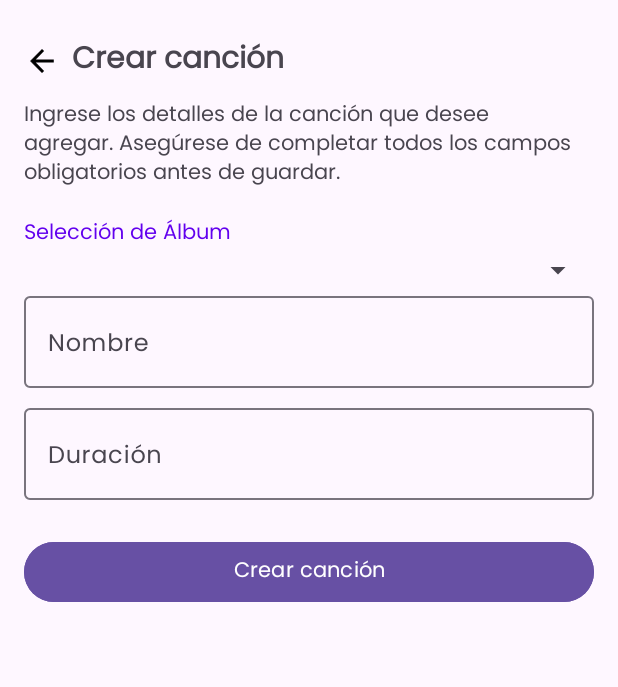
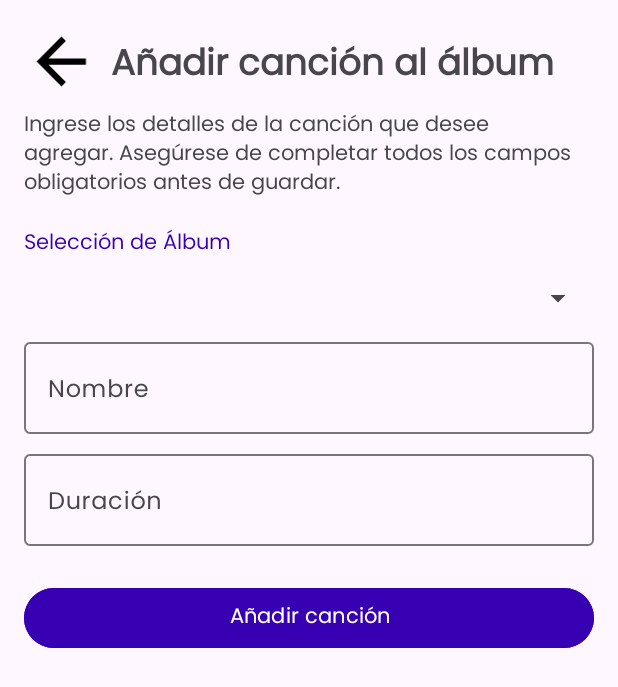
Before and after one commit to MISO-projects/VinilosApp, an Android app: the fragment CreateTrackFragment placed in its activity, on a phone screen of 412 x 824 dp. Shown: the top 687 px of the screen. Run offline under Robolectric (Android 15) with nearby library versions, the phone set to English and light mode, and no system bars; our stand-ins replace Room's generated code; libraries missing offline, so code that uses them is left out: com.jakewharton.retrofit2; pictures from the network do not load.

Commit message:
fix: add track refactored

```diff
--- a/app/src/main/java/com/miso/vinilosapp/ui/AlbumDetailFragment.kt
+++ b/app/src/main/java/com/miso/vinilosapp/ui/AlbumDetailFragment.kt
@@ -8,6 +8,7 @@ import android.view.View
 import android.view.ViewGroup
 import android.widget.Toast
 import androidx.core.content.ContextCompat
+import androidx.core.graphics.drawable.DrawableCompat
 import androidx.fragment.app.Fragment
 import androidx.lifecycle.Observer
 import androidx.lifecycle.ViewModelProvider
@@ -122,7 +123,12 @@ class AlbumDetailFragment : Fragment() {
                 songViewModelAdapter?.songItems = this.tracks
 
                 binding.txtCancionesSection.text = getText(R.string.title_songs)
-                val drawable = ContextCompat.getDrawable(requireActivity(), R.drawable.ic_add)
+                val drawable = ContextCompat.getDrawable(requireActivity(), R.drawable.ic_add)?.let { dr ->
+                    DrawableCompat.wrap(dr)
+                }
+                drawable?.let { dr ->
+                    DrawableCompat.setTint(dr, ContextCompat.getColor(requireActivity(), R.color.arrow_color))
+                }
                 binding.txtCancionesSection.setCompoundDrawablesWithIntrinsicBounds(
                     null,
                     null,
--- a/app/src/main/res/layout/fragment_create_track.xml
+++ b/app/src/main/res/layout/fragment_create_track.xml
@@ -3,8 +3,7 @@
     xmlns:app="http://schemas.android.com/apk/res-auto"
     xmlns:tools="http://schemas.android.com/tools"
     android:layout_width="match_parent"
-    android:layout_height="match_parent"
-    >
+    android:layout_height="match_parent">
 
     <ScrollView
         android:layout_width="match_parent"
@@ -26,10 +25,14 @@
                 <ImageView
                     android:id="@+id/backBtnTrack"
                     android:layout_width="wrap_content"
-                    android:layout_height="match_parent"
+                    android:layout_height="wrap_content"
                     android:layout_gravity="start"
+                    android:contentDescription="@string/add_track_go_back_button"
+                    android:minWidth="50dp"
+                    android:minHeight="50dp"
                     android:rotationY="190"
-                    app:srcCompat="@drawable/ic_arrow_black" />
+                    app:srcCompat="@drawable/ic_arrow"
+                    app:tint="@color/arrow_color" />
 
                 <TextView
                     android:id="@+id/titleTextView"
@@ -37,8 +40,8 @@
                     android:layout_height="wrap_content"
                     android:gravity="center_vertical"
                     android:padding="8dp"
-                    android:text="Crear canción"
-                    android:textSize="20sp"
+                    android:text="@string/add_track_title"
+                    android:textSize="24sp"
                     android:textStyle="bold" />
             </LinearLayout>
 
@@ -47,38 +50,44 @@
                 android:layout_width="match_parent"
                 android:layout_height="wrap_content"
                 android:paddingBottom="16dp"
-                android:text="Ingrese los detalles de la canción que desee agregar. Asegúrese de completar todos los campos obligatorios antes de guardar."
+                android:text="@string/add_track_description"
                 android:textSize="14sp" />
 
             <TextView
                 android:id="@+id/descriptionAlbumTextView"
                 android:layout_width="match_parent"
                 android:layout_height="wrap_content"
-                android:text="Selección de Álbum"
-                android:textColor="@color/purple_500"
+                android:text="@string/select_album"
+                android:textColor="@color/purple"
                 android:textSize="14sp" />
 
             <!-- Selección de Álbum -->
             <com.google.android.material.textfield.TextInputLayout
                 android:layout_width="match_parent"
                 android:layout_height="wrap_content"
-                android:hint="Selección de Álbum">
+                android:hint="@string/select_album"
+                android:labelFor="@id/albumSpinner">
 
                 <Spinner
                     android:id="@+id/albumSpinner"
                     android:layout_width="match_parent"
-                    android:layout_height="wrap_content" />
+                    android:layout_height="wrap_content"
+                    android:textSize="24sp"
+                    android:minHeight="48dp"/>
             </com.google.android.material.textfield.TextInputLayout>
 
             <com.google.android.material.textfield.TextInputLayout
                 android:layout_width="match_parent"
                 android:layout_height="wrap_content"
-                android:hint="Nombre">
+                android:hint="@string/add_track_name"
+                android:labelFor="@id/trackNameEditText">
 
                 <EditText
                     android:id="@+id/trackNameEditText"
                     android:layout_width="match_parent"
-                    android:layout_height="wrap_content" />
+                    android:layout_height="wrap_content"
+                    android:autofillHints="Nombre de la canción"
+                    android:inputType="text" />
             </com.google.android.material.textfield.TextInputLayout>
 
             <!-- Duración -->
@@ -86,12 +95,14 @@
                 android:layout_width="match_parent"
                 android:layout_height="wrap_content"
                 android:layout_marginTop="8dp"
-                android:hint="Duración">
+                android:hint="@string/add_track_duration"
+                android:labelFor="@id/trackDurationEditText">
 
                 <EditText
                     android:id="@+id/trackDurationEditText"
                     android:layout_width="match_parent"
                     android:layout_height="wrap_content"
+                    android:autofillHints="Duración de la canción"
                     android:inputType="time" />
             </com.google.android.material.textfield.TextInputLayout>
 
@@ -102,9 +113,9 @@
                 android:layout_width="match_parent"
                 android:layout_height="wrap_content"
                 android:layout_marginTop="24dp"
-                android:backgroundTint="?attr/colorPrimary"
-                android:text="Crear canción"
-                android:textColor="@android:color/white" />
+                android:backgroundTint="@color/purple_700"
+                android:text="@string/add_track_button"
+                android:textColor="@color/white" />
         </LinearLayout>
     </ScrollView>
 
--- a/app/src/main/res/values-night/colors.xml
+++ b/app/src/main/res/values-night/colors.xml
@@ -3,6 +3,7 @@
     <color name="purple_200">#FFBB86FC</color>
     <color name="purple_500">#FF6200EE</color>
     <color name="purple_700">#FF3700B3</color>
+    <color name="purple">#FFA58FFB</color>
     <color name="stroke_color">#95EDED</color>
     <color name="teal_200">#FF03DAC5</color>
     <color name="teal_700">#FF018786</color>
--- a/app/src/main/res/values/colors.xml
+++ b/app/src/main/res/values/colors.xml
@@ -3,6 +3,7 @@
     <color name="purple_200">#FFBB86FC</color>
     <color name="purple_500">#FF6200EE</color>
     <color name="purple_700">#FF3700B3</color>
+    <color name="purple">#FF3700B3</color>
     <color name="stroke_color">#95EDED</color>
     <color name="teal_200">#FF03DAC5</color>
     <color name="teal_700">#FF018786</color>
--- a/app/src/main/res/values/strings.xml
+++ b/app/src/main/res/values/strings.xml
@@ -19,7 +19,7 @@
     <string name="album_description_placeholder">Descripcion del album</string>
     <string name="txt_no_comments">No hay comentarios para este álbum</string>
     <string name="title_artists">Artistas</string>
-    <string name="title_albums">Albums</string>
+    <string name="title_albums">Álbumes</string>
     <string name="title_songs">Canciones</string>
     <string name="title_collectors">Coleccionistas</string>
     <string name="title_comments">Comentarios del álbum</string>
@@ -27,7 +27,7 @@
     <string name="artist_cover">Cover del Artista</string>
     <string name="collapsing_toolbar_artist_title">Artistas</string>
     <string name="collapsing_toolbar_artist_subtitle">Navega tus artistas preferidos</string>
-    <string name="album_cover">Cover del Album</string>
+    <string name="album_cover">Cover del Álbum</string>
     <string name="collector_initials">Iniciales del coleccionista</string>
     <string name="collapsing_toolbar_album_title">Álbumes</string>
     <string name="collapsing_toolbar_album_subtitle">Navega tus álbumes preferidos</string>
@@ -38,7 +38,14 @@
     <string name="collapsing_toolbar_collector_subtitle">Navega los coleccionistas que más te interesan</string>
     <string name="album_detail_go_back_button">Volver a la lista de álbumes</string>
     <string name="artist_detail_go_back_button">Volver a la lista de artistas</string>
+    <string name="add_track_go_back_button">Volver al detalle del álbum</string>
     <string name="artist_photo">Foto del artista</string>
     <!-- TODO: Remove or change this placeholder text -->
     <string name="hello_blank_fragment">Hello blank fragment</string>
+    <string name="add_track_title">Añadir canción al álbum</string>
+    <string name="add_track_description">Ingrese los detalles de la canción que desee agregar. Asegúrese de completar todos los campos obligatorios antes de guardar.</string>
+    <string name="select_album">Selección de Álbum</string>
+    <string name="add_track_name">Nombre</string>
+    <string name="add_track_duration">Duración</string>
+    <string name="add_track_button">Añadir canción</string>
 </resources>
```
